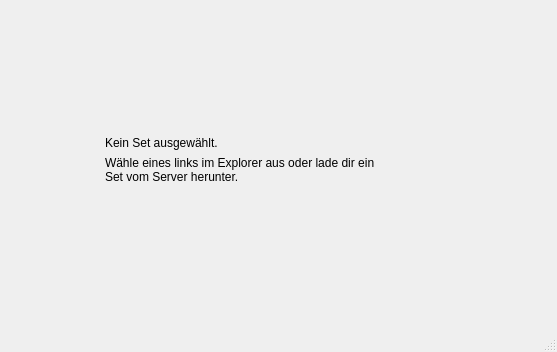
First picture: the form in Client/res/hauptfenster.ui, repository samuelx12/Vocitrainer, before the edit; both pictures show x 509 to 1066 and y 397 to 749 of the 1066 by 749 pixel window.
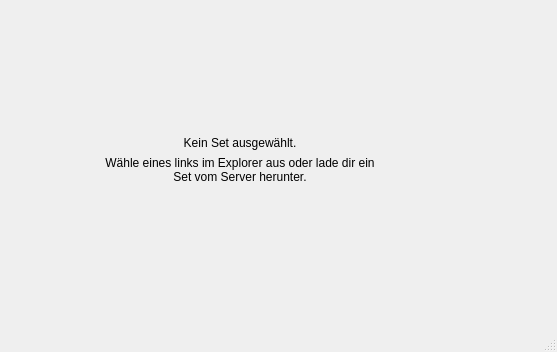
Second picture: the form after the edit. Icons and pictures are not drawn.

Patch:
```diff
--- a/Client/res/hauptfenster.ui
+++ b/Client/res/hauptfenster.ui
@@ -278,9 +278,15 @@
              </item>
              <item>
               <widget class="QLabel" name="lbl_nichtsAngezeigt1">
+               <property name="styleSheet">
+                <string notr="true">font: 10pt &quot;MS Shell Dlg 2&quot;;</string>
+               </property>
                <property name="text">
                 <string>Kein Set ausgewählt.</string>
                </property>
+               <property name="alignment">
+                <set>Qt::AlignCenter</set>
+               </property>
               </widget>
              </item>
              <item>
@@ -288,6 +294,9 @@
                <property name="text">
                 <string>Wähle eines links im Explorer aus oder lade dir ein Set vom Server herunter.</string>
                </property>
+               <property name="alignment">
+                <set>Qt::AlignCenter</set>
+               </property>
                <property name="wordWrap">
                 <bool>true</bool>
                </property>
```
